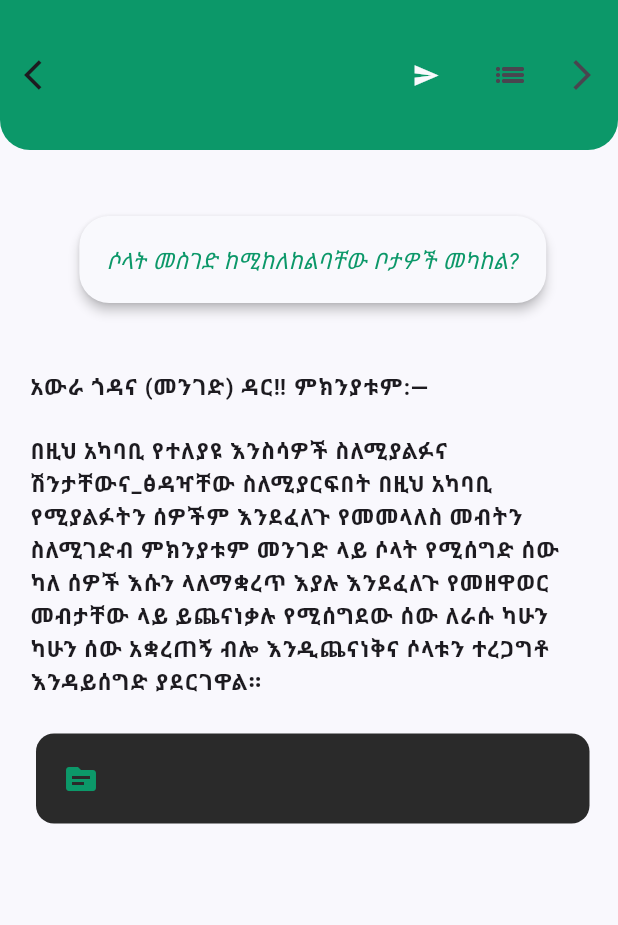
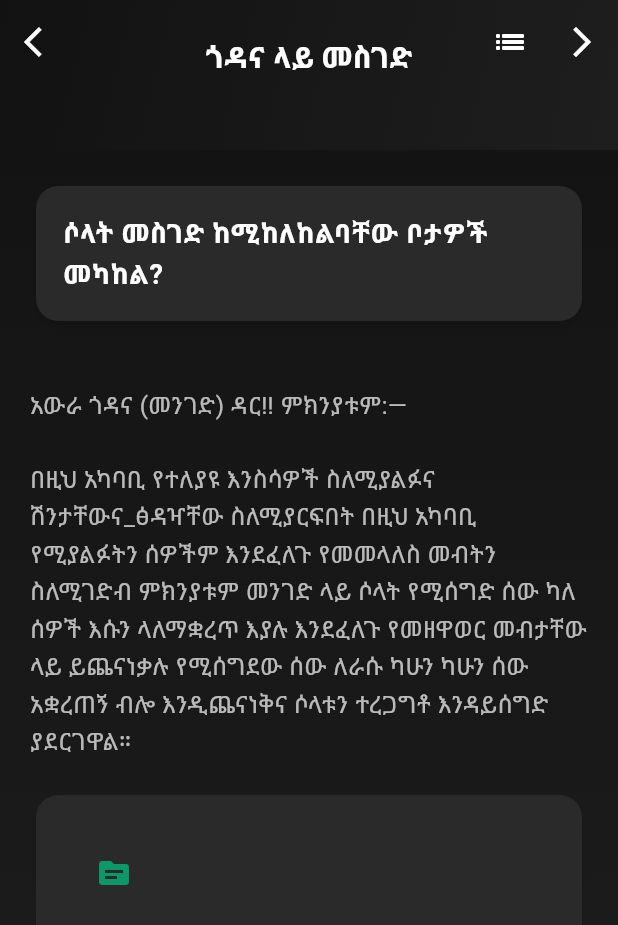
Before and after one commit to abduseK/Ye-Elm-Kazna, a Flutter app: the Page5 screen opened directly, after a tap on the "arrow back ios" icon, on a phone screen of 412 x 824 dp. Shown: the top 925 px of the screen. Run offline on Flutter 3.47's test engine with Material 3 defaults, Android fonts, the light colour scheme and no system bars; our stand-ins replace marquee, share.

Commit message:
update on Solat part 1 page UI

```diff
--- a/lib/pages/page5.dart
+++ b/lib/pages/page5.dart
@@ -1,134 +1,166 @@
 import 'package:flutter/material.dart';
-import 'package:ye_elm_kazna/constants.dart';
 import 'package:ye_elm_kazna/files/listfiles3.dart';
-import 'package:share/share.dart';
 import 'package:ye_elm_kazna/widgets/refractor_widgets.dart';
 
-
-
-
 class Page5 extends StatefulWidget {
-
-
-
   @override
-
   _Page5State createState() => _Page5State();
 }
 
 class _Page5State extends State<Page5> {
-
-
-
-  @override
-
   int barNumber = 0;
   int textNumber = 0;
   int sourceNumber = 0;
   int questionNumber = 0;
 
+  void updateNumbers(int change) {
+    setState(() {
+      barNumber += change;
+      textNumber += change;
+      sourceNumber += change;
+      questionNumber += change;
+
+      if (barNumber < 0) {
+        barNumber = 0;
+        textNumber = 0;
+        sourceNumber = 0;
+        questionNumber = 0;
+      } else if (barNumber > 24) {
+        barNumber = 24;
+        textNumber = 24;
+        sourceNumber = 24;
+        questionNumber = 24;
+      }
+    });
+  }
+
+  @override
   Widget build(BuildContext context) {
     return Scaffold(
-      backgroundColor: Color(0xFFF9F8FD),
-      appBar: AppBar(
-        flexibleSpace: Text("\n\n\n\n\n\n            " + appTitless3[barNumber],
-        style: TextStyle(
-          color: kBackgroundColor
+      extendBodyBehindAppBar: true,
+      appBar: PreferredSize(
+        preferredSize: Size.fromHeight(100.0),
+        child: AppBar(
+          backgroundColor: Colors.transparent,
+          elevation: 0,
+          flexibleSpace: Container(
+            decoration: BoxDecoration(
+              gradient: LinearGradient(
+                colors: [Color(0xFF121212), Color(0xFF1E1E1E)], // Dark gradient
+                begin: Alignment.topLeft,
+                end: Alignment.bottomRight,
+              ),
+            ),
+          ),
+          centerTitle: true,
+          title: Padding(
+            padding: const EdgeInsets.only(top: 20.0),
+            child: Text(
+              appTitless3[barNumber],
+              style: TextStyle(
+                fontSize: 20,
+                fontWeight: FontWeight.bold,
+                color: Colors.white, // White text for contrast
+              ),
+            ),
+          ),
+          leading: IconButton(
+            onPressed: () => updateNumbers(-1),
+            icon: Icon(Icons.arrow_back_ios, color: Colors.white),
+          ),
+          actions: [
+            // IconButton(
+            //   onPressed: () => Share.share(texts[textNumber]),
+            //   icon: Icon(Icons.send, color: Colors.white),
+            // ),
+            IconButton(
+              onPressed: () => Navigator.pop(context),
+              icon: Icon(Icons.list_sharp, color: Colors.white),
+            ),
+            IconButton(
+              onPressed: () => updateNumbers(1),
+              icon: Icon(Icons.arrow_forward_ios, color: Colors.white),
+            ),
+          ],
         ),
-        ),
-        backgroundColor: Color(0xFF0C9869),
-        toolbarHeight: 100.0,
-        shape: RoundedRectangleBorder(
-          borderRadius: BorderRadius.only(
-            bottomLeft: Radius.circular(20),
-            bottomRight: Radius.circular(20)
-          )
-        ),
-        leading: IconButton(
-          onPressed: () {
-            setState(() {
-              barNumber--;
-              textNumber--;
-              sourceNumber--;
-              questionNumber--;
-              if(barNumber < 0)
-              {
-                barNumber = 0;
-                questionNumber = 0;
-                sourceNumber = 0;
-                textNumber = 0;
-              }
-            });
-          },
-          icon: Icon(Icons.arrow_back_ios),),
-        actions: [
-          TextButton(
-                onPressed: () {
-                  Share.share(
+      ),
+      body: Stack(
+        children: [
+          // Dark background
+          Container(
+            decoration: BoxDecoration(
+              gradient: LinearGradient(
+                colors: [
+                  Color(0xFF121212),
+                  Color(0xFF1E1E1E)
+                ], // Dark gradient background
+                begin: Alignment.topCenter,
+                end: Alignment.bottomCenter,
+              ),
+            ),
+          ),
+          // Main content
+          SingleChildScrollView(
+            child: Padding(
+              padding:
+                  const EdgeInsets.symmetric(horizontal: 20.0, vertical: 120.0),
+              child: Column(
+                crossAxisAlignment: CrossAxisAlignment.start,
+                children: [
+                  // Question Card
+                  Card(
+                    color: Color(0xFF2A2A2A), // Darker card background
+                    shape: RoundedRectangleBorder(
+                      borderRadius: BorderRadius.circular(15),
+                    ),
+                    elevation: 2, // Minimal shadow
+                    shadowColor: Colors.black.withOpacity(0.5),
+                    child: Padding(
+                      padding: const EdgeInsets.all(18.0),
+                      child: Text(
+                        questions3[questionNumber],
+                        style: TextStyle(
+                          fontSize: 18,
+                          fontWeight: FontWeight.w600,
+                          color: Colors.white, // Light text for contrast
+                        ),
+                      ),
+                    ),
+                  ),
+                  SizedBox(height: 40.0),
+
+                  // Main Text Content
+                  Text(
                     texts3[textNumber],
-                  );
-                },
-                child: Icon(Icons.send,
-                color: kBackgroundColor,),
+                    style: TextStyle(
+                      fontSize: 16,
+                      color: Colors
+                          .white70, // Slightly muted white text for body content
+                      height: 1.5,
+                    ),
+                  ),
 
+                  SizedBox(height: 20.0),
+
+                  // Source Card
+                  Card(
+                    color: Color(
+                        0xFF2A2A2A), // Same dark background for consistency
+                    shape: RoundedRectangleBorder(
+                      borderRadius: BorderRadius.circular(15),
+                    ),
+                    elevation: 2, // Subtle shadow
+                    shadowColor: Colors.black.withOpacity(0.5),
+                    child: Padding(
+                      padding: const EdgeInsets.all(18.0),
+                      child: NewCard4(sourceNumber: sourceNumber),
+                    ),
+                  ),
+                ],
               ),
-          IconButton(
-              onPressed: () {
-                Navigator.pop(context);
-              },
-              icon: Icon(Icons.list_sharp)
+            ),
           ),
-          IconButton(
-            onPressed: () {
-              setState(() {
-                barNumber++;
-                textNumber++;
-                sourceNumber++;
-                questionNumber++;
-                if(barNumber > 24)
-                {
-                  barNumber = 24;
-                  questionNumber = 24;
-                  sourceNumber = 24;
-                  textNumber = 24;
-                }
-
-              });
-            },
-            icon: Icon(Icons.arrow_forward_ios),)
         ],
-      ),
-      body: SingleChildScrollView(
-        child: Padding(
-          padding: const EdgeInsets.only(left: 20.0, top: 40.0, right: 15.0),
-          child: Column(
-            children: [
-              Card(
-                color: kBackgroundColor,
-                elevation: 3,
-                shape: RoundedRectangleBorder(
-                  borderRadius: BorderRadius.circular(20)
-                ),
-                child: Padding(
-                  padding: const EdgeInsets.all(18.0),
-                  child: Text(questions3[questionNumber],
-                    style: questionTextStyle
-                  ),
-                ),
-              ),
-              SizedBox(height: 40.0,),
-              Text(
-                texts3[textNumber],
-                style: mainTextStyle
-              ),
-              SizedBox(
-                height: 20.0,
-              ),
-              NewCard4(sourceNumber: sourceNumber)
-
-            ],
-          ),
-        ),
       ),
     );
   }
```
